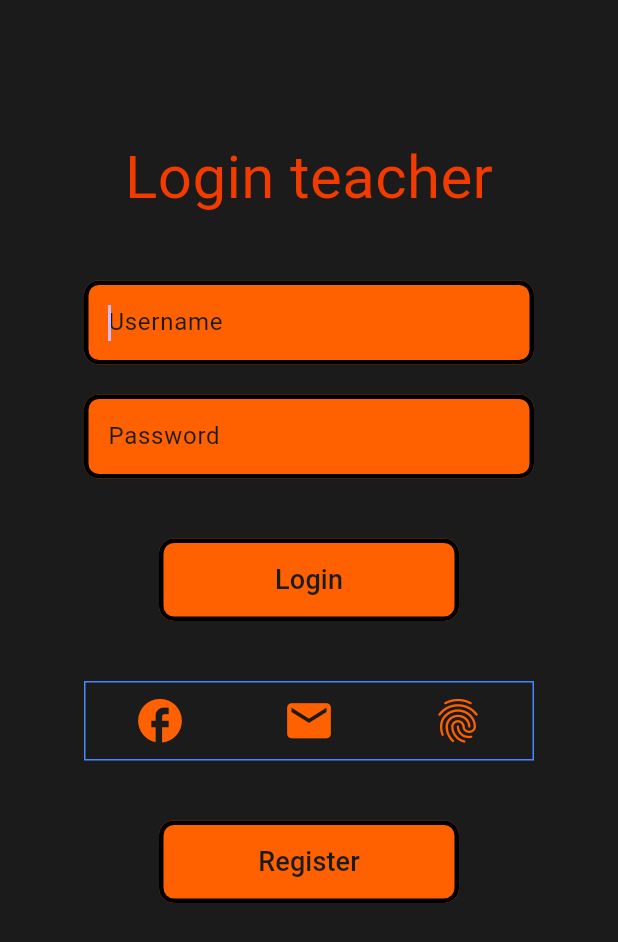
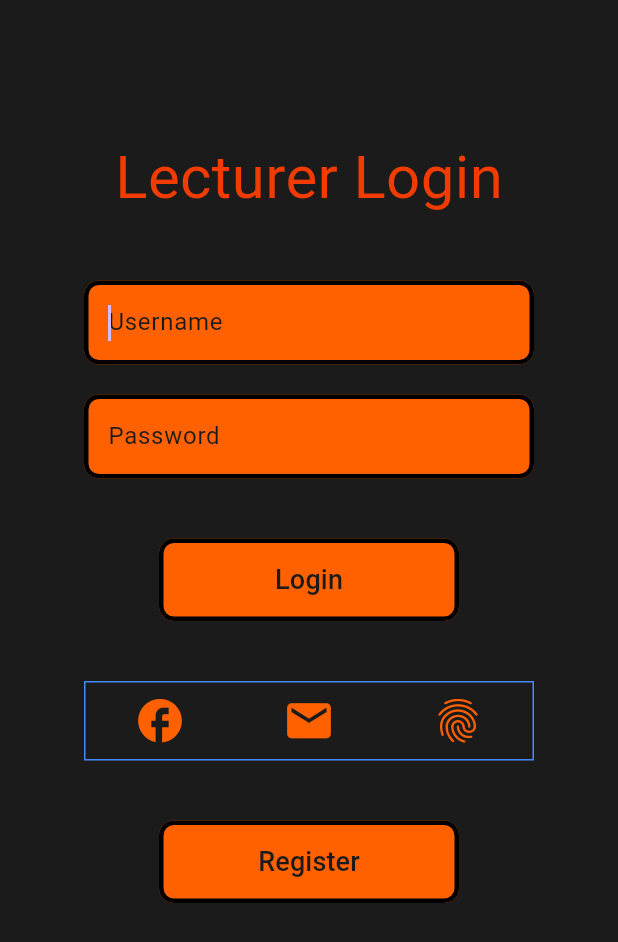
Before and after one commit to dorstern3/Students-List, a Flutter app: the screen it shows after launch, on a phone screen of 412 x 824 dp. Shown: the top 942 px of the screen. Run offline on Flutter 3.47's test engine with Material 3 defaults, Android fonts, the phone set to English and light mode, and no system bars; our stand-ins replace firebase_auth, firebase_core, google_sign_in, local_auth; missing offline and left inert: flutter_facebook_auth; accounts and stored records are empty.

Commit message:
finish 2

```diff
--- a/list_students/lib/pages/login.dart
+++ b/list_students/lib/pages/login.dart
@@ -34,7 +34,7 @@ class _LoginState extends State<Login> {
             children: [
               const Center(
                   child: Text(
-                'Login teacher',
+                'Lecturer Login',
                 style: TextStyle(
                   fontSize: 40,
                   color: Pallete.redColor,
--- a/list_students/lib/pages/register.dart
+++ b/list_students/lib/pages/register.dart
@@ -33,7 +33,7 @@ class _RegisterState extends State<Register> {
             children: [
               const Center(
                 child: Text(
-                  'Register teacher',
+                  'Lecturer Registration',
                   style: TextStyle(
                     fontSize: 40,
                     color: Pallete.redColor,
```
